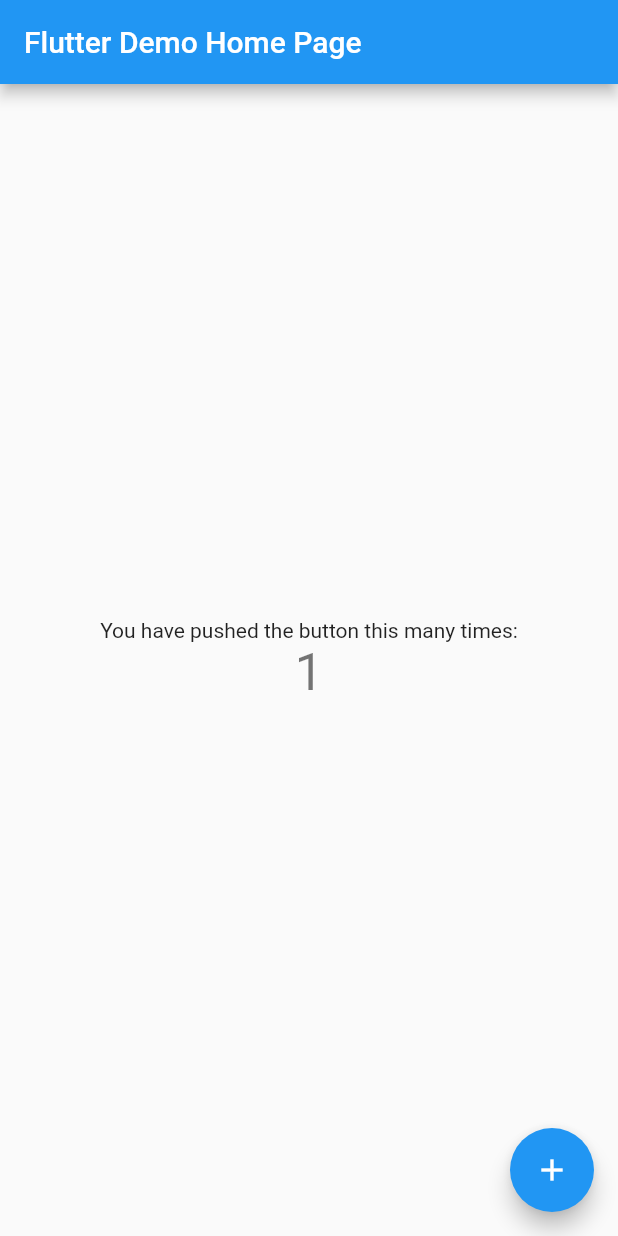
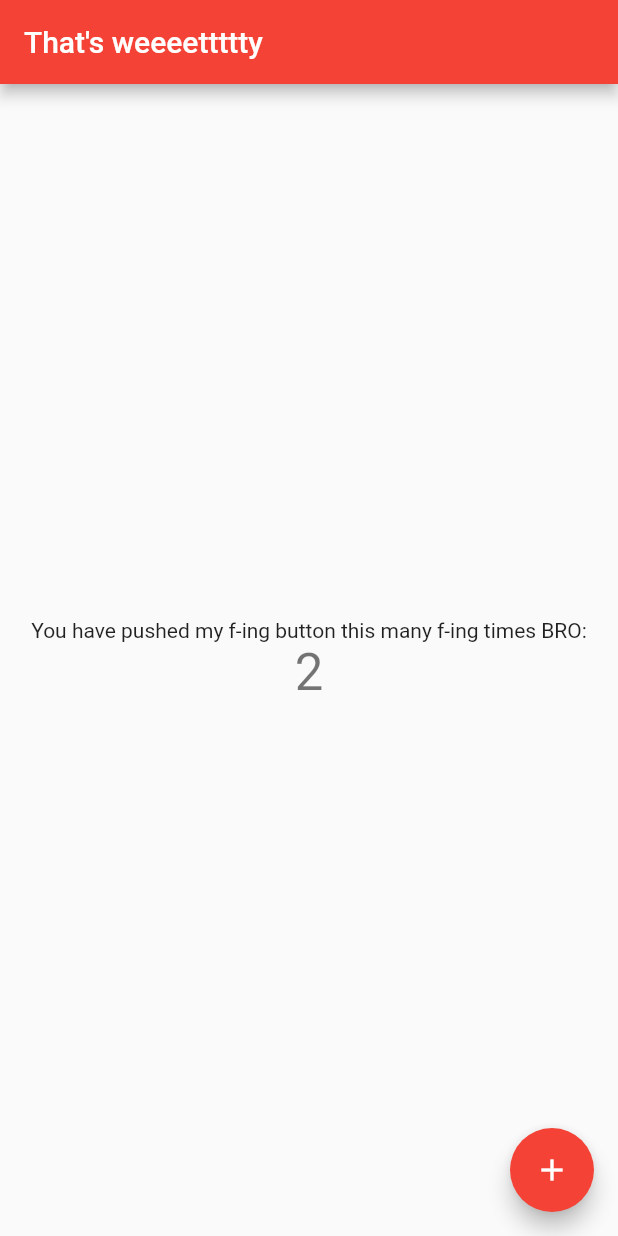
Before and after one commit to johngarrett/pack_hacks, a Flutter app: the screen it shows after launch, after a tap on the "add" icon, on a phone screen of 412 x 824 dp. Run offline on Flutter 3.47's test engine with Material 2 defaults, Android fonts, the phone set to English and light mode, and no system bars.

Commit message:
im starting to feel like a trap god

```diff
--- a/lib/main.dart
+++ b/lib/main.dart
@@ -18,7 +18,7 @@
         // or simply save your changes to "hot reload" in a Flutter IDE).
         // Notice that the counter didn't reset back to zero; the application
         // is not restarted.
-        primarySwatch: Colors.blue,
+        primarySwatch: Colors.red,
       ),
       home: MyHomePage(title: 'Flutter Demo Home Page'),
     );
@@ -53,7 +53,7 @@
       // so that the display can reflect the updated values. If we changed
       // _counter without calling setState(), then the build method would not be
       // called again, and so nothing would appear to happen.
-      _counter++;
+      _counter+=2;
     });
   }
 
@@ -69,7 +69,7 @@
       appBar: AppBar(
         // Here we take the value from the MyHomePage object that was created by
         // the App.build method, and use it to set our appbar title.
-        title: Text(widget.title),
+        title: Text("That's weeeettttty"),
       ),
       body: Center(
         // Center is a layout widget. It takes a single child and positions it
@@ -92,7 +92,7 @@
           mainAxisAlignment: MainAxisAlignment.center,
           children: <Widget>[
             Text(
-              'You have pushed the button this many times:',
+              'You have pushed my f-ing button this many f-ing times BRO:',
             ),
             Text(
               '$_counter',
@@ -103,7 +103,7 @@
       ),
       floatingActionButton: FloatingActionButton(
         onPressed: _incrementCounter,
-        tooltip: 'Increment',
+        tooltip: 'Plussy',
         child: Icon(Icons.add),
       ), // This trailing comma makes auto-formatting nicer for build methods.
     );
```
Also changed, not shown: 2 other files.
